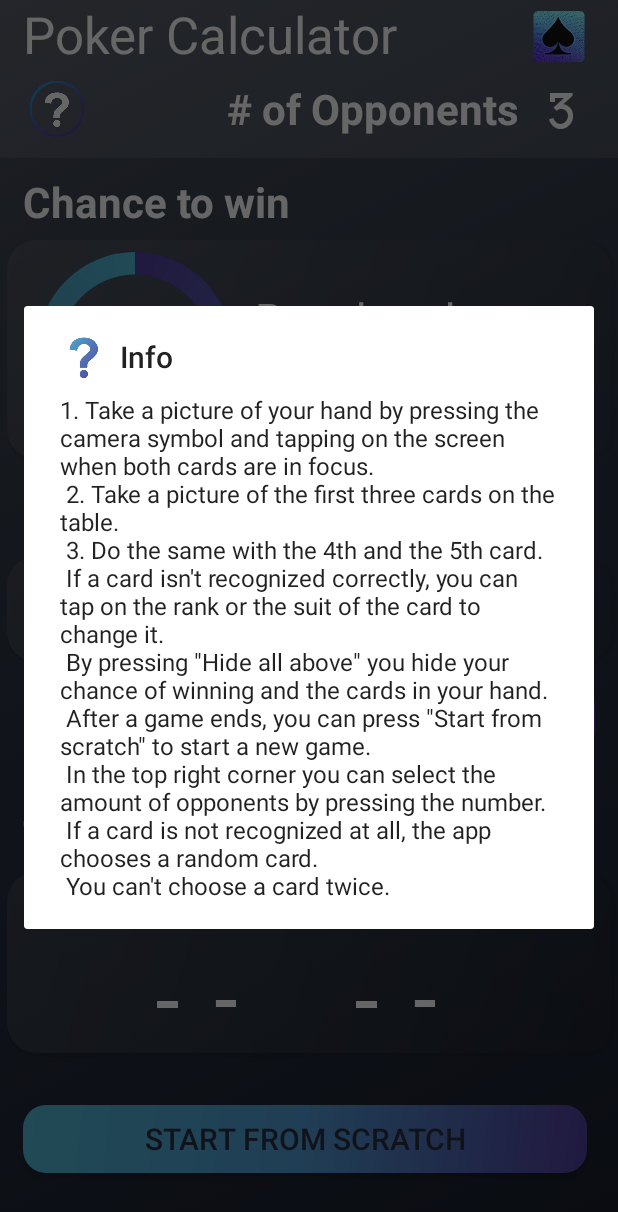
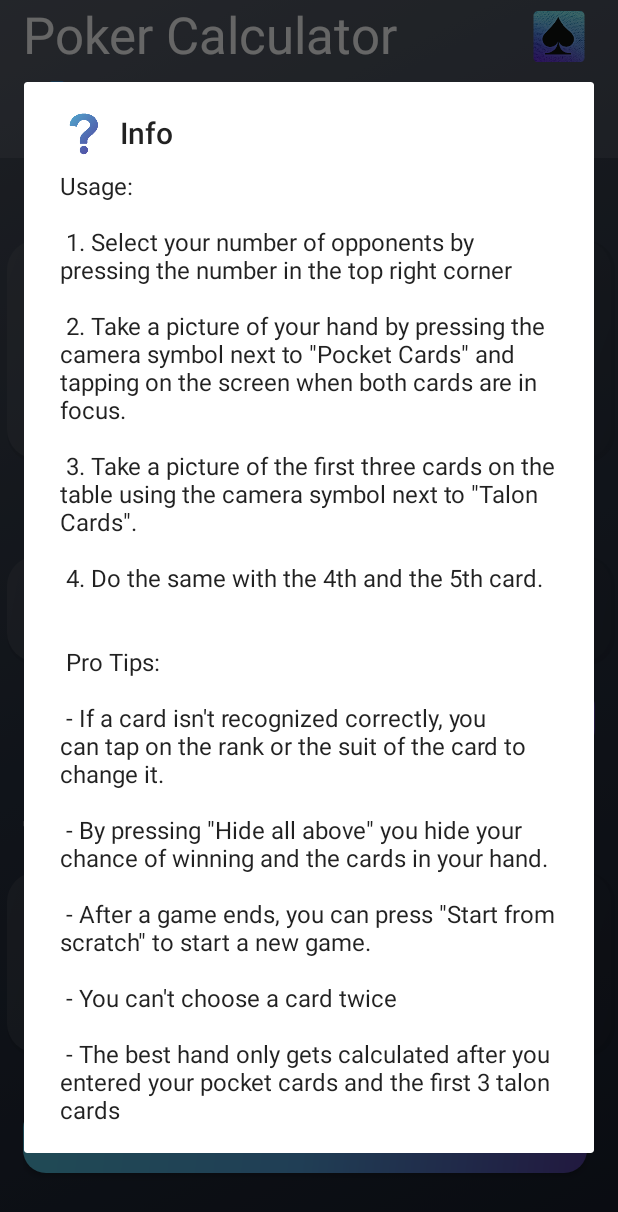
Before and after one commit to SBaierUni/PokerApp, an Android app: the screen it shows after launch (ManualEntryActivity), after a tap on an icon or button, on a phone screen of 412 x 824 dp. Shown: the top 1212 px of the screen. Run offline under Robolectric (Android 15) with nearby library versions, the phone set to English and light mode, and no system bars; Roboto replaces fonts that are not available here.

Commit message:
edit help text

```diff
--- a/app/src/main/res/values/strings.xml
+++ b/app/src/main/res/values/strings.xml
@@ -44,15 +44,17 @@
     </string-array>
 
     <string name="help_text">
-        1. Take a picture of your hand by pressing the camera symbol and tapping on the screen when both cards are in focus.\n
-        2. Take a picture of the first three cards on the table.\n
-        3. Do the same with the 4th and the 5th card.\n
-        If a card isn\'t recognized correctly, you can tap on the rank or the suit of the card to change it.\n
-        By pressing \"Hide all above\" you hide your chance of winning and the cards in your hand.\n
-        After a game ends, you can press \"Start from scratch\" to start a new game.\n
-        In the top right corner you can select the amount of opponents by pressing the number.\n
-        If a card is not recognized at all, the app chooses a random card.\n
-        You can\'t choose a card twice.
+        Usage:\n\n
+        1. Select your number of opponents by pressing the number in the top right corner\n\n
+        2. Take a picture of your hand by pressing the camera symbol next to \"Pocket Cards\" and tapping on the screen when both cards are in focus.\n\n
+        3. Take a picture of the first three cards on the table using the camera symbol next to \"Talon Cards\".\n\n
+        4. Do the same with the 4th and the 5th card.\n\n\n
+        Pro Tips:\n\n
+        - If a card isn\'t recognized correctly, you can tap on the rank or the suit of the card to change it.\n\n
+        - By pressing \"Hide all above\" you hide your chance of winning and the cards in your hand.\n\n
+        - After a game ends, you can press \"Start from scratch\" to start a new game.\n\n
+        - You can\'t choose a card twice\n\n
+        - The best hand only gets calculated after you entered your pocket cards and the first 3 talon cards
     </string>
 
 </resources>
```
